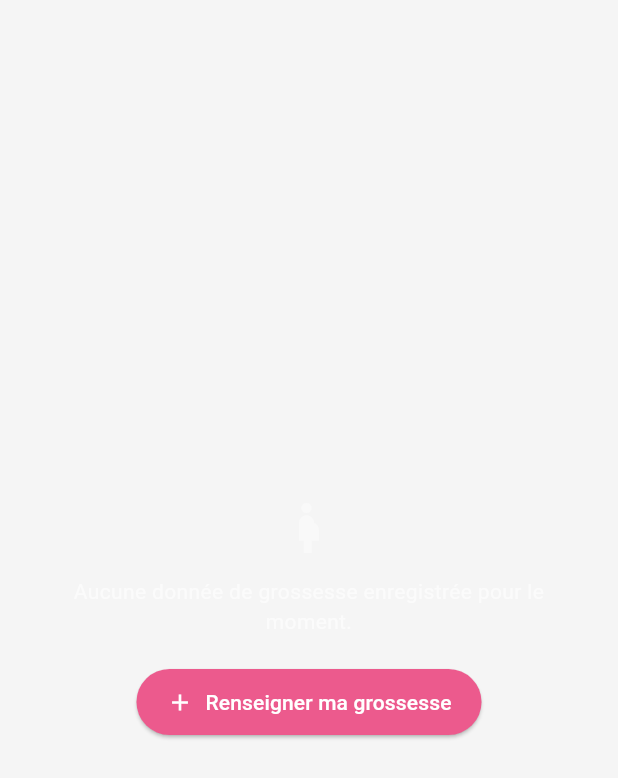
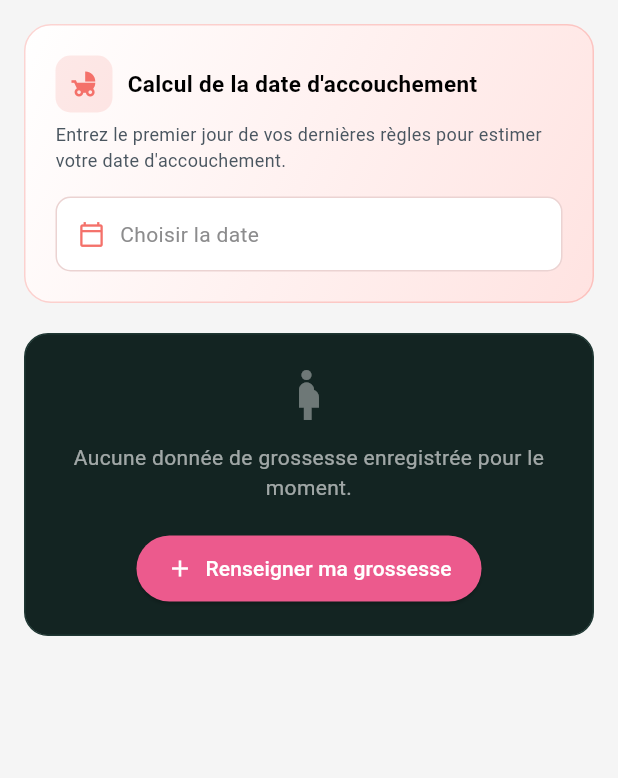
Before and after one commit to pfemoonbou-netizen/medicaclic, a Flutter app: the PregnancyTab widget shown alone on an empty page, opened directly, on a phone screen of 412 x 824 dp. Shown: the top 778 px of the screen. Run offline on Flutter 3.47's test engine with Material 3 defaults, Android fonts, the phone set to English and light mode, and no system bars; our stand-ins replace file_picker, flutter_map, geolocator, go_router, image_picker, latlong2 and 2 more; accounts and stored records are empty; network calls fail.

Commit message:
Yemma/Grossesse: calculateur de date d'accouchement (palette corail)
Nouvelle carte en haut de l'onglet Grossesse: l'utilisatrice choisit le
premier jour de ses dernieres regles, l'app calcule la date d'accouchement
estimee (regle de Naegele +280 jours) et la semaine de grossesse. Style
corail/rose selon la maquette.

Co-Authored-By: Claude Opus 4.8 <noreply@anthropic.com>
Claude-Session: https://claude.ai/code/session_01Qugv98F72eF1ZMSTqq2YCm

```diff
--- a/lib/screens/yemma/widgets/pregnancy_tab.dart
+++ b/lib/screens/yemma/widgets/pregnancy_tab.dart
@@ -11,11 +11,15 @@ class PregnancyTab extends StatelessWidget {
     final yemma = context.watch<YemmaProvider>();
 
     if (!yemma.hasPregnancyInfo) {
-      return Center(
-        child: Padding(
-          padding: const EdgeInsets.all(24),
+      return ListView(
+        padding: const EdgeInsets.all(16),
+        children: [
+          const _DueDateCalculator(),
+          const SizedBox(height: 20),
+          Container(
+            padding: const EdgeInsets.all(20),
+            decoration: BoxDecoration(color: YemmaColors.card, borderRadius: BorderRadius.circular(16), border: Border.all(color: YemmaColors.border)),
             child: Column(
-            mainAxisSize: MainAxisSize.min,
               children: [
                 const Icon(Icons.pregnant_woman, color: YemmaColors.textFaint, size: 40),
                 const SizedBox(height: 12),
@@ -30,6 +34,7 @@ class PregnancyTab extends StatelessWidget {
               ],
             ),
           ),
+        ],
       );
     }
 
@@ -40,6 +45,8 @@ class PregnancyTab extends StatelessWidget {
     return ListView(
       padding: const EdgeInsets.all(16),
       children: [
+        const _DueDateCalculator(),
+        const SizedBox(height: 16),
         Container(
           padding: const EdgeInsets.all(16),
           decoration: BoxDecoration(color: YemmaColors.card, borderRadius: BorderRadius.circular(16), border: Border.all(color: YemmaColors.border)),
@@ -174,6 +181,127 @@ class PregnancyTab extends StatelessWidget {
   }
 }
 
+/// Calculateur de date d'accouchement (palette corail/rose).
+/// Entre le 1er jour des dernières règles → calcule la date prévue (règle
+/// de Naegele : dernières règles + 280 jours) et la semaine de grossesse.
+class _DueDateCalculator extends StatefulWidget {
+  const _DueDateCalculator();
+  @override
+  State<_DueDateCalculator> createState() => _DueDateCalculatorState();
+}
+
+class _DueDateCalculatorState extends State<_DueDateCalculator> {
+  // Palette de la maquette
+  static const _coral = Color(0xFFF4716A);
+  static const _lightPink = Color(0xFFFFE3E1);
+  static const _slate = Color(0xFF4A5660);
+
+  DateTime? _lmp; // dernières règles
+  DateTime? _dueDate;
+  int? _weeks;
+
+  static const _months = ['janvier', 'février', 'mars', 'avril', 'mai', 'juin', 'juillet', 'août', 'septembre', 'octobre', 'novembre', 'décembre'];
+
+  String _fmt(DateTime d) => '${d.day} ${_months[d.month - 1]} ${d.year}';
+
+  Future<void> _pickDate() async {
+    final now = DateTime.now();
+    final picked = await showDatePicker(
+      context: context,
+      initialDate: _lmp ?? now.subtract(const Duration(days: 60)),
+      firstDate: now.subtract(const Duration(days: 300)),
+      lastDate: now,
+      helpText: 'Premier jour des dernières règles',
+      builder: (context, child) => Theme(
+        data: Theme.of(context).copyWith(
+          colorScheme: const ColorScheme.light(primary: _coral, onPrimary: Colors.white, onSurface: _slate),
+        ),
+        child: child!,
+      ),
+    );
+    if (picked == null) return;
+    setState(() {
+      _lmp = picked;
+      _dueDate = picked.add(const Duration(days: 280));
+      _weeks = DateTime.now().difference(picked).inDays ~/ 7;
+    });
+  }
+
+  @override
+  Widget build(BuildContext context) {
+    return Container(
+      padding: const EdgeInsets.all(20),
+      decoration: BoxDecoration(
+        gradient: const LinearGradient(begin: Alignment.topLeft, end: Alignment.bottomRight, colors: [Colors.white, _lightPink]),
+        borderRadius: BorderRadius.circular(18),
+        border: Border.all(color: _coral.withValues(alpha: 0.3)),
+      ),
+      child: Column(
+        crossAxisAlignment: CrossAxisAlignment.start,
+        children: [
+          Row(
+            children: [
+              Container(
+                width: 38,
+                height: 38,
+                decoration: BoxDecoration(color: _coral.withValues(alpha: 0.15), borderRadius: BorderRadius.circular(10)),
+                child: const Icon(Icons.child_friendly, color: _coral, size: 20),
+              ),
+              const SizedBox(width: 10),
+              const Expanded(
+                child: Text('Calcul de la date d\'accouchement', style: TextStyle(color: Colors.black, fontSize: 15, fontWeight: FontWeight.bold)),
+              ),
+            ],
+          ),
+          const SizedBox(height: 6),
+          const Text(
+            'Entrez le premier jour de vos dernières règles pour estimer votre date d\'accouchement.',
+            style: TextStyle(color: _slate, fontSize: 12, height: 1.4),
+          ),
+          const SizedBox(height: 16),
+          GestureDetector(
+            onTap: _pickDate,
+            child: Container(
+              padding: const EdgeInsets.symmetric(horizontal: 14, vertical: 14),
+              decoration: BoxDecoration(color: Colors.white, borderRadius: BorderRadius.circular(10), border: Border.all(color: const Color(0xFFEBD3D2))),
+              child: Row(
+                children: [
+                  const Icon(Icons.calendar_today_outlined, color: _coral, size: 18),
+                  const SizedBox(width: 10),
+                  Text(
+                    _lmp == null ? 'Choisir la date' : _fmt(_lmp!),
+                    style: TextStyle(color: _lmp == null ? const Color(0xFF8C8C8D) : Colors.black, fontSize: 14, fontWeight: _lmp == null ? FontWeight.normal : FontWeight.w600),
+                  ),
+                ],
+              ),
+            ),
+          ),
+          if (_dueDate != null) ...[
+            const SizedBox(height: 16),
+            Container(
+              width: double.infinity,
+              padding: const EdgeInsets.all(16),
+              decoration: BoxDecoration(color: _coral, borderRadius: BorderRadius.circular(12)),
+              child: Column(
+                crossAxisAlignment: CrossAxisAlignment.start,
+                children: [
+                  const Text('Date d\'accouchement estimée', style: TextStyle(color: Colors.white70, fontSize: 12)),
+                  const SizedBox(height: 4),
+                  Text(_fmt(_dueDate!), style: const TextStyle(color: Colors.white, fontSize: 20, fontWeight: FontWeight.bold)),
+                  const SizedBox(height: 8),
+                  Text('Vous êtes à environ ${_weeks ?? 0} semaines de grossesse.', style: const TextStyle(color: Colors.white, fontSize: 13)),
+                ],
+              ),
+            ),
+            const SizedBox(height: 8),
+            const Text('ℹ️ Estimation indicative. Seul votre médecin peut confirmer la date.', style: TextStyle(color: _slate, fontSize: 11)),
+          ],
+        ],
+      ),
+    );
+  }
+}
+
 class _PregnancyInfoForm extends StatefulWidget {
   const _PregnancyInfoForm();
   @override
```
Lines whose indentation alone changed are shown as unchanged.
